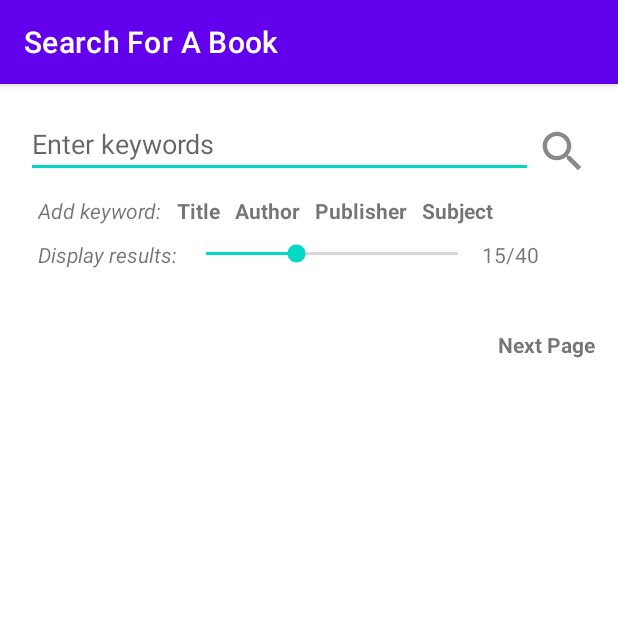
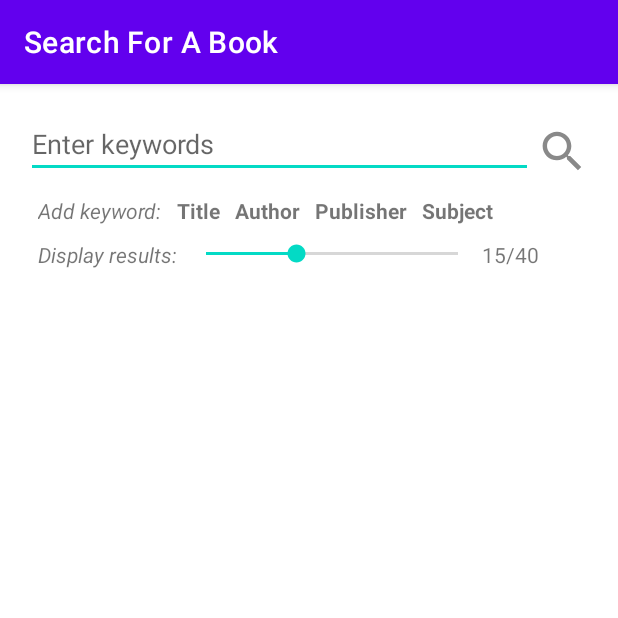
Before and after one commit to ahmedferkous/BookReviewer, an Android app: the SearchActivity screen opened directly, with no data from a screen before it, on a phone screen of 412 x 824 dp, the top half of it. Run offline under Robolectric (Android 15) with nearby library versions, the phone set to English and light mode, and no system bars.

Commit message:
Fixed next page code error:
Fix:
Every 'next page' pressed goes up by n units, where n is the number of items or progress. Put onClickListener of next page within onlick listener of btnSearch so that it is reset every-time another term is searched

```diff
--- a/app/src/main/res/layout/activity_search.xml
+++ b/app/src/main/res/layout/activity_search.xml
@@ -145,7 +145,8 @@
                 android:layout_alignParentEnd="true"
                 android:layout_alignParentBottom="true"
                 android:text="Next Page"
-                android:textStyle="bold" />
+                android:textStyle="bold"
+                android:visibility="gone"/>
 
         </RelativeLayout>
 
--- a/app/src/main/res/values/strings.xml
+++ b/app/src/main/res/values/strings.xml
@@ -1,3 +1,3 @@
 <resources>
-    <string name="app_name">BookReviewer</string>
+    <string name="app_name">BookFinder</string>
 </resources>
```
Also changed, not shown: app/src/main/java/com/example/bookreviewer/Activities/SearchActivity.java (+17 -18 lines).
